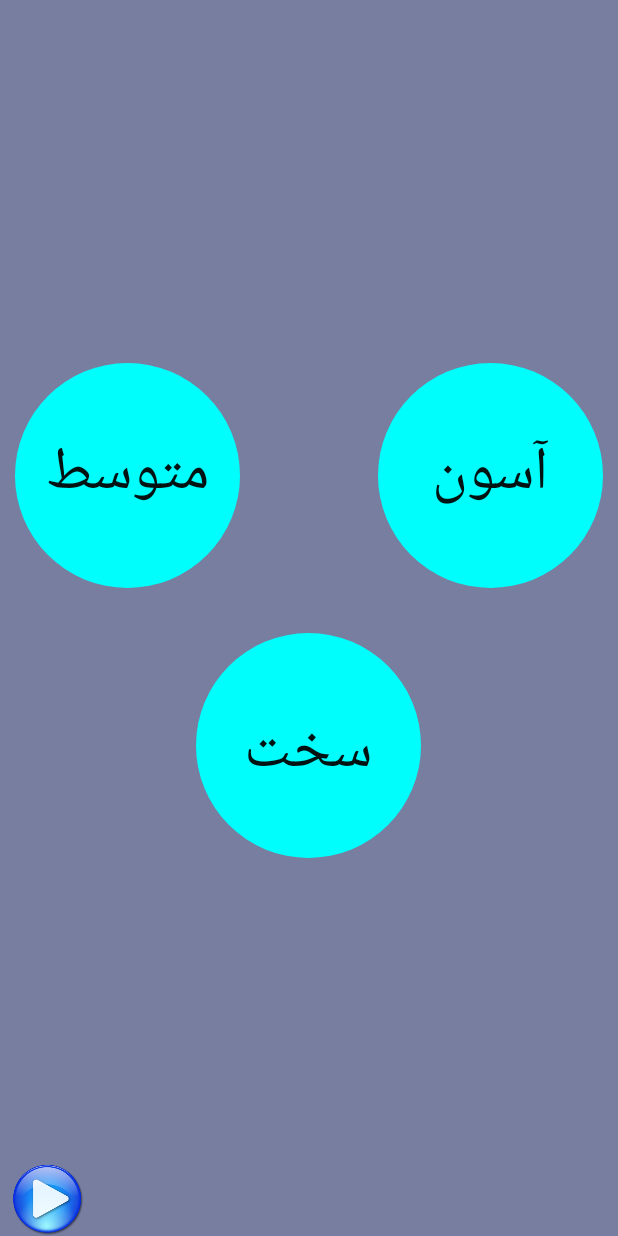
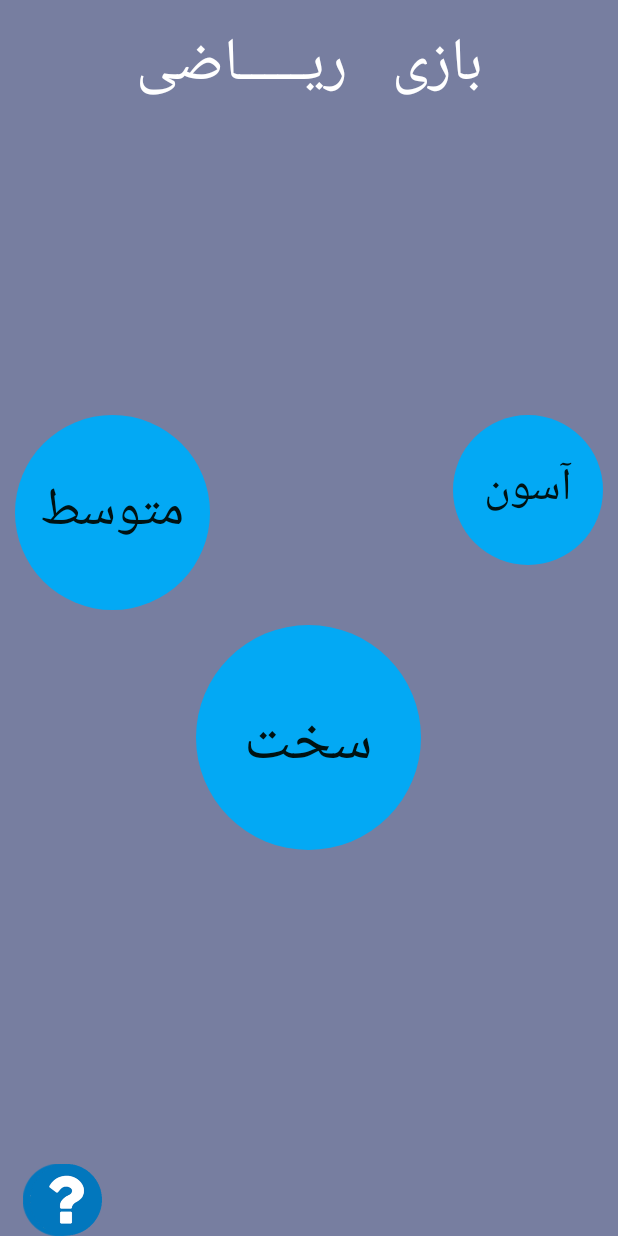
Before and after one commit to MahmoudRoid/baziriazi, an Android app: the layout activity_main.xml on its own in the app's theme, with its tools: preview values and no code run, on a phone screen of 412 x 824 dp. Run offline under Robolectric (Android 15) with nearby library versions, the light colour scheme and no system bars; plain views replace FabToolbar.

Commit message:
main things

```diff
--- a/app/src/main/res/drawable/button_background.xml
+++ b/app/src/main/res/drawable/button_background.xml
@@ -4,7 +4,7 @@
      android:radius="100dp"
         />
     <solid
-        android:color="#00fffc"
+        android:color="#03A9F4"
         />
 
 </shape>
--- a/app/src/main/res/layout/activity_main.xml
+++ b/app/src/main/res/layout/activity_main.xml
@@ -3,38 +3,48 @@
     android:id="@+id/main_relativelayout"
     android:layout_width="match_parent"
     android:layout_height="match_parent"
-    android:background="#777ea0">
+    android:background="#777ea0"
+    android:onClick="close_fabtoolbar"
+    android:keepScreenOn="true"
+    >
 
-
+    <TextView
+        android:id="@+id/bazi_textview"
+        android:layout_width="fill_parent"
+        android:layout_height="wrap_content"
+        android:text="بازی   ریـــــاضی"
+        android:textSize="40sp"
+        android:textColor="#ffffff"
+        android:layout_centerHorizontal="true"
+        android:gravity="center_horizontal"
+        android:layout_marginTop="10dp"
+        />
 
     <RelativeLayout
+        android:id="@+id/twobuttons"
         android:layout_width="match_parent"
         android:layout_height="wrap_content"
         android:layout_centerVertical="true"
         android:orientation="horizontal"
-        android:layout_above="@+id/center_linearlayout"
-        android:paddingBottom="10dp"
-        >
-
+        android:layout_above="@+id/center_linearlayout">
 
         <Button
             android:id="@+id/motevaset"
-            android:layout_width="150dp"
-            android:layout_height="150dp"
+            android:layout_width="130dp"
+            android:layout_height="130dp"
             android:text="متوسط"
-            android:textSize="40sp"
+            android:textSize="35sp"
             android:textColor="#001212"
             android:layout_alignParentLeft="true"
             android:layout_marginLeft="10dp"
             android:background="@drawable/button_background"
-
             />
         <Button
             android:id="@+id/asan"
-            android:layout_width="150dp"
-            android:layout_height="150dp"
+            android:layout_width="100dp"
+            android:layout_height="100dp"
             android:text="آسون"
-            android:textSize="40sp"
+            android:textSize="30sp"
             android:layout_alignParentRight="true"
             android:layout_marginRight="10dp"
             android:textColor="#001212"
@@ -46,7 +56,7 @@
     <LinearLayout
         android:id="@+id/center_linearlayout"
         android:layout_width="match_parent"
-        android:layout_height="20dp"
+        android:layout_height="10dp"
         android:layout_centerVertical="true"
         android:orientation="horizontal">
         <!--an empty space ( fasele ma beine button haye bala paeen-->
@@ -65,6 +75,9 @@
         android:background="@drawable/button_background"
         />
 
+
+
+
     <com.github.alexkolpa.fabtoolbar.FabToolbar
         android:id="@+id/fab_toolbar"
         android:layout_width="match_parent"
@@ -72,18 +85,43 @@
         android:layout_gravity="bottom"
         android:layout_alignParentBottom="true"
         android:layout_alignParentRight="true"
+        tb:tb_color="#03A9F4"
         tb:tb_anim_duration="500"
         tb:tb_button_gravity="end"
         tb:tb_container_gravity="center"
         >
 
         <ImageView
-            android:id="@+id/attach"
+            android:id="@+id/contact_us"
             android:layout_width="48dp"
             android:layout_height="48dp"
-            android:src="@drawable/ic_attachment_white_48dp"
+            android:src="@drawable/ic_contact_us"
             android:layout_marginLeft="@dimen/icon_margin"
             android:layout_marginRight="@dimen/icon_margin"
+            android:onClick="contact_us"
+            />
+        <Space
+            android:layout_width="20dp"
+            android:layout_height="wrap_content" />
+        <ImageView
+            android:id="@+id/help"
+            android:layout_width="48dp"
+            android:layout_height="48dp"
+            android:src="@drawable/ic_help"
+            android:layout_marginLeft="20dp"
+            android:layout_marginRight="20dp"
+            android:onClick="help"
+            />
+        <Space
+            android:layout_width="20dp"
+            android:layout_height="wrap_content" />
+        <ImageView
+            android:id="@+id/sound"
+            android:layout_width="48dp"
+            android:layout_height="48dp"
+            android:layout_marginLeft="@dimen/icon_margin"
+            android:layout_marginRight="@dimen/icon_margin"
+            android:onClick="sound_on_off"
             />
 
         <!-- More buttons can be added here -->
--- a/app/src/main/res/layout/activity_playasan.xml
+++ b/app/src/main/res/layout/activity_playasan.xml
@@ -6,7 +6,8 @@
     android:paddingLeft="@dimen/activity_horizontal_margin"
     android:paddingRight="@dimen/activity_horizontal_margin"
     android:paddingTop="@dimen/activity_vertical_margin"
-    tools:context="Mahmoud.baziriazi.playasan" >
+    tools:context="Mahmoud.baziriazi.playasan"
+    android:keepScreenOn="true">
 
     <ProgressBar
         android:id="@+id/customProgress"
--- a/app/src/main/res/layout/activity_playmotevaset.xml
+++ b/app/src/main/res/layout/activity_playmotevaset.xml
@@ -6,7 +6,8 @@
     android:paddingLeft="@dimen/activity_horizontal_margin"
     android:paddingRight="@dimen/activity_horizontal_margin"
     android:paddingTop="@dimen/activity_vertical_margin"
-    tools:context="Mahmoud.baziriazi.playasan" >
+    tools:context="Mahmoud.baziriazi.playasan"
+    android:keepScreenOn="true">
 
     <ProgressBar
         android:id="@+id/customProgress"
--- a/app/src/main/res/layout/activity_playsakht.xml
+++ b/app/src/main/res/layout/activity_playsakht.xml
@@ -6,7 +6,8 @@
     android:paddingLeft="@dimen/activity_horizontal_margin"
     android:paddingRight="@dimen/activity_horizontal_margin"
     android:paddingTop="@dimen/activity_vertical_margin"
-    tools:context="Mahmoud.baziriazi.playasan" >
+    tools:context="Mahmoud.baziriazi.playasan"
+    android:keepScreenOn="true">
 
     <ProgressBar
         android:id="@+id/customProgress"
--- a/app/src/main/res/values/dimens.xml
+++ b/app/src/main/res/values/dimens.xml
@@ -2,5 +2,5 @@
     <!-- Default screen margins, per the Android Design guidelines. -->
     <dimen name="activity_horizontal_margin">16dp</dimen>
     <dimen name="activity_vertical_margin">16dp</dimen>
-    <dimen name="icon_margin">8dp</dimen>
+    <dimen name="icon_margin">15dp</dimen>
 </resources>
--- a/app/src/main/res/values/strings.xml
+++ b/app/src/main/res/values/strings.xml
@@ -12,4 +12,8 @@
     <string name="emtiaz">امتیاز</string>
     <string name="best_result">بهترین امتیاز :</string>
     <string name="doubleclicktoexit">دو بار بزن اگه میخای بری :-(</string>
+    <string name="title_activity_contactus_help">contactus_help</string>
+    <string name="contact_us">اگه انتقادی یا پیشنهادی داشتی ، از طریق ایمیل زیر بهم بگو</string>
+    <string name="matn_help">تو این بازی ، یک عبارت ریاضی میاد که یا درسته یا غلطه . اگه درست بود ، دکمه سبز رو بزن ، اگرم اشتباه بود دکمه قرمز . فقط حواست به تایمی که واسه هر عبارت داری باشه :-)  .</string>
+
 </resources>
```
Also changed, not shown: app/src/main/AndroidManifest.xml (+10 -7 lines), app/src/main/java/mahmoud/baziriazi/MainActivity.java (+57 -10 lines), app/src/main/java/mahmoud/baziriazi/contactus_help.java (added, +80 -0 lines), app/src/main/res/layout/activity_result.xml (+6 -1 lines), app/src/main/res/layout/contact_us_layout.xml (added, +50 -0 lines), app/src/main/res/layout/help_layout.xml (added, +32 -0 lines), app/src/main/res/drawable-xhdpi-v11/main_pic.jpg (deleted), app/src/main/res/drawable/ic_attachment_white_48dp.png (deleted), app/src/main/res/drawable/ic_contact_us.png (added), app/src/main/res/drawable/ic_help.png (added), app/src/main/res/drawable/ic_voice_off.png (added), app/src/main/res/drawable/ic_voice_on.png (added).
